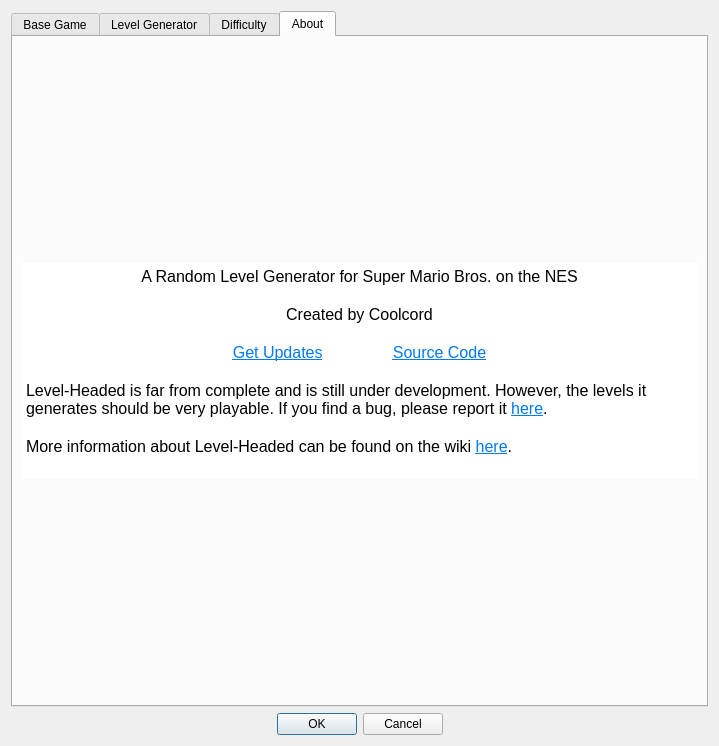
First picture: the form in SMB1/SMB1_Compliance_To_SMB1/Configure_Settings_Form.ui, repository Coolcord/Level-Headed, before the edit.
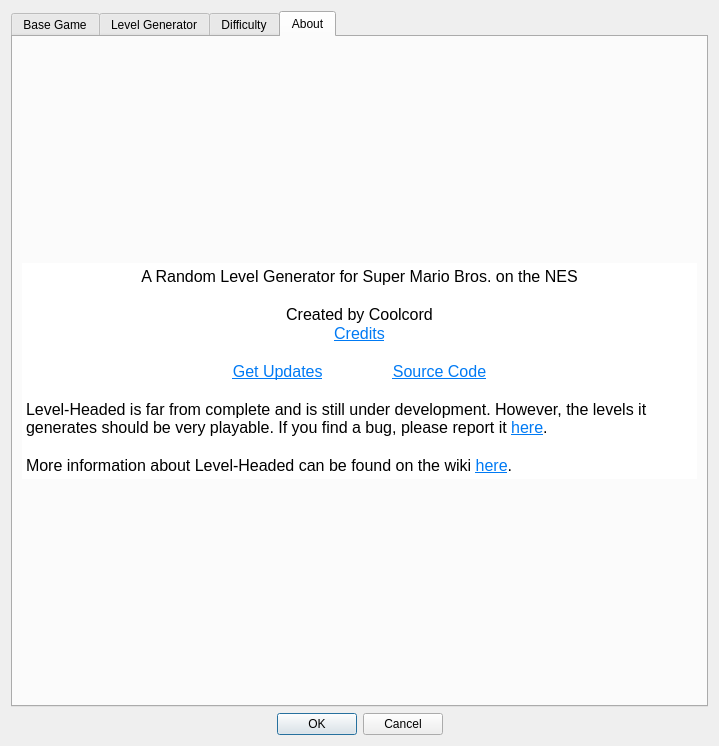
Second picture: the form after the edit.

The edit to the form file:
```diff
--- a/SMB1/SMB1_Compliance_To_SMB1/Configure_Settings_Form.ui
+++ b/SMB1/SMB1_Compliance_To_SMB1/Configure_Settings_Form.ui
@@ -1955,6 +1955,7 @@
 &lt;p align=&quot;center&quot; style=&quot; margin-top:0px; margin-bottom:0px; margin-left:0px; margin-right:0px; -qt-block-indent:0; text-indent:0px;&quot;&gt;&lt;span style=&quot; vertical-align:middle;&quot;&gt;A Random Level Generator for Super Mario Bros. on the NES&lt;/span&gt;&lt;/p&gt;
 &lt;p align=&quot;center&quot; style=&quot;-qt-paragraph-type:empty; margin-top:0px; margin-bottom:0px; margin-left:0px; margin-right:0px; -qt-block-indent:0; text-indent:0px; vertical-align:middle;&quot;&gt;&lt;br /&gt;&lt;/p&gt;
 &lt;p align=&quot;center&quot; style=&quot; margin-top:0px; margin-bottom:0px; margin-left:0px; margin-right:0px; -qt-block-indent:0; text-indent:0px;&quot;&gt;&lt;span style=&quot; vertical-align:middle;&quot;&gt;Created by Coolcord&lt;/span&gt;&lt;/p&gt;
+&lt;p align=&quot;center&quot; style=&quot; margin-top:0px; margin-bottom:0px; margin-left:0px; margin-right:0px; -qt-block-indent:0; text-indent:0px;&quot;&gt;&lt;a href=&quot;https://raw.githubusercontent.com/Coolcord/Level-Headed/master/Credits.txt&quot;&gt;&lt;span style=&quot; text-decoration: underline; color:#007af4;&quot;&gt;Credits&lt;/span&gt;&lt;/a&gt;&lt;/p&gt;
 &lt;p align=&quot;center&quot; style=&quot;-qt-paragraph-type:empty; margin-top:0px; margin-bottom:0px; margin-left:0px; margin-right:0px; -qt-block-indent:0; text-indent:0px; vertical-align:middle;&quot;&gt;&lt;br /&gt;&lt;/p&gt;
 &lt;p align=&quot;center&quot; style=&quot; margin-top:0px; margin-bottom:0px; margin-left:0px; margin-right:0px; -qt-block-indent:0; text-indent:0px;&quot;&gt;&lt;a href=&quot;https://github.com/Coolcord/Level-Headed/releases&quot;&gt;&lt;span style=&quot; text-decoration: underline; color:#007af4; vertical-align:middle;&quot;&gt;Get Updates&lt;/span&gt;&lt;/a&gt;&lt;span style=&quot; vertical-align:middle;&quot;&gt;	&lt;/span&gt;&lt;a href=&quot;https://github.com/Coolcord/Level-Headed&quot;&gt;&lt;span style=&quot; text-decoration: underline; color:#007af4; vertical-align:middle;&quot;&gt;Source Code&lt;/span&gt;&lt;/a&gt;&lt;/p&gt;
 &lt;p align=&quot;center&quot; style=&quot;-qt-paragraph-type:empty; margin-top:0px; margin-bottom:0px; margin-left:0px; margin-right:0px; -qt-block-indent:0; text-indent:0px; text-decoration: underline; color:#007af4; vertical-align:middle;&quot;&gt;&lt;br /&gt;&lt;/p&gt;
```
